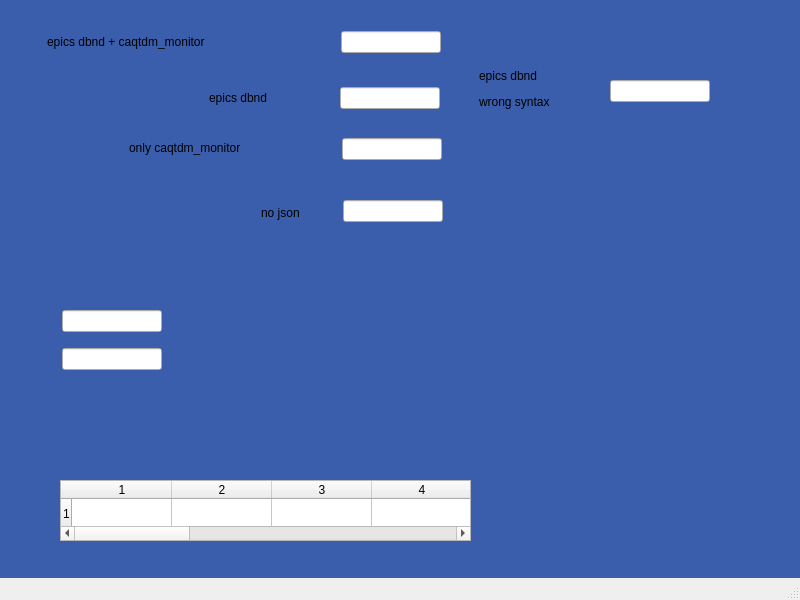
Before: the Qt Designer form caQtDM_Tests/json.ui in caqtdm/caqtdm, drawn with Qt 5.
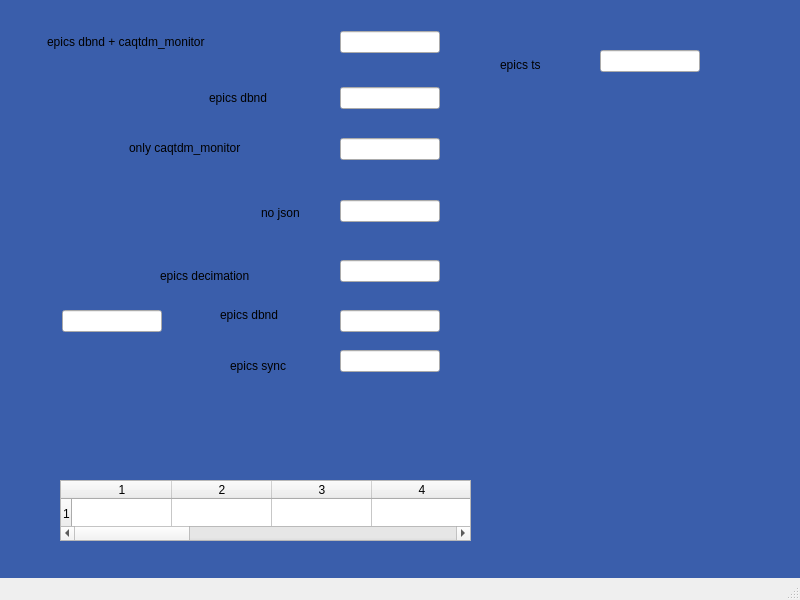
After: the same form once the commit is applied. Custom widgets are drawn as their Qt base class.

Commit message: a new editor for editing in the designer the filters of caQtDM and epics. this editor can be called through the context menu of appropriate ca widgets for modifying the channel/pv string

The edit to the form file:
```diff
--- a/caQtDM_Tests/json.ui
+++ b/caQtDM_Tests/json.ui
@@ -95,7 +95,7 @@
    <widget class="caTextEntry" name="catextentry">
     <property name="geometry">
      <rect>
-      <x>342</x>
+      <x>340</x>
       <y>138</y>
       <width>100</width>
       <height>22</height>
@@ -111,7 +111,7 @@
    <widget class="caTextEntry" name="catextentry_2">
     <property name="geometry">
      <rect>
-      <x>343</x>
+      <x>340</x>
       <y>200</y>
       <width>100</width>
       <height>22</height>
@@ -165,7 +165,7 @@
    <widget class="caTextEntry" name="catextentry_3">
     <property name="geometry">
      <rect>
-      <x>341</x>
+      <x>340</x>
       <y>31</y>
       <width>100</width>
       <height>22</height>
@@ -259,8 +259,8 @@
    <widget class="caTextEntry" name="catextentry_7">
     <property name="geometry">
      <rect>
-      <x>62</x>
-      <y>348</y>
+      <x>600</x>
+      <y>50</y>
       <width>100</width>
       <height>22</height>
      </rect>
@@ -275,21 +275,21 @@
    <widget class="caLabel" name="calabel_5">
     <property name="geometry">
      <rect>
-      <x>479</x>
-      <y>64</y>
-      <width>108</width>
+      <x>230</x>
+      <y>340</y>
+      <width>91</width>
       <height>51</height>
      </rect>
     </property>
     <property name="text">
-     <string>&lt;html&gt;&lt;head/&gt;&lt;body&gt;&lt;p&gt;epics dbnd &lt;/p&gt;&lt;p&gt;wrong syntax&lt;/p&gt;&lt;/body&gt;&lt;/html&gt;</string>
+     <string>epics sync</string>
     </property>
    </widget>
    <widget class="caTextEntry" name="catextentry_8">
     <property name="geometry">
      <rect>
-      <x>610</x>
-      <y>80</y>
+      <x>340</x>
+      <y>350</y>
       <width>100</width>
       <height>22</height>
      </rect>
@@ -405,6 +405,71 @@
      </property>
     </item>
    </widget>
+   <widget class="caTextEntry" name="catextentry_9">
+    <property name="geometry">
+     <rect>
+      <x>340</x>
+      <y>310</y>
+      <width>100</width>
+      <height>22</height>
+     </rect>
+    </property>
+    <property name="channel" stdset="0">
+     <string>ACM:COUNT:1.{&quot;dbnd&quot;:{&quot;abs&quot;:1.5}}</string>
+    </property>
+   </widget>
+   <widget class="caTextEntry" name="catextentry_10">
+    <property name="geometry">
+     <rect>
+      <x>340</x>
+      <y>260</y>
+      <width>100</width>
+      <height>22</height>
+     </rect>
+    </property>
+    <property name="channel" stdset="0">
+     <string>ACM:COUNT:1.{&quot;dec&quot;:{&quot;n&quot;:2}}</string>
+    </property>
+   </widget>
+   <widget class="caLabel" name="calabel_6">
+    <property name="geometry">
+     <rect>
+      <x>160</x>
+      <y>260</y>
+      <width>171</width>
+      <height>31</height>
+     </rect>
+    </property>
+    <property name="text">
+     <string>epics decimation</string>
+    </property>
+   </widget>
+   <widget class="caLabel" name="calabel_7">
+    <property name="geometry">
+     <rect>
+      <x>220</x>
+      <y>290</y>
+      <width>108</width>
+      <height>49</height>
+     </rect>
+    </property>
+    <property name="text">
+     <string>epics dbnd</string>
+    </property>
+   </widget>
+   <widget class="caLabel" name="calabel_8">
+    <property name="geometry">
+     <rect>
+      <x>500</x>
+      <y>40</y>
+      <width>81</width>
+      <height>49</height>
+     </rect>
+    </property>
+    <property name="text">
+     <string>epics ts</string>
+    </property>
+   </widget>
   </widget>
   <widget class="QMenuBar" name="menubar">
    <property name="geometry">
```
Left out of the diff: 14 changed lines with no effect on the pictures. The commit also changes 13 other files.
